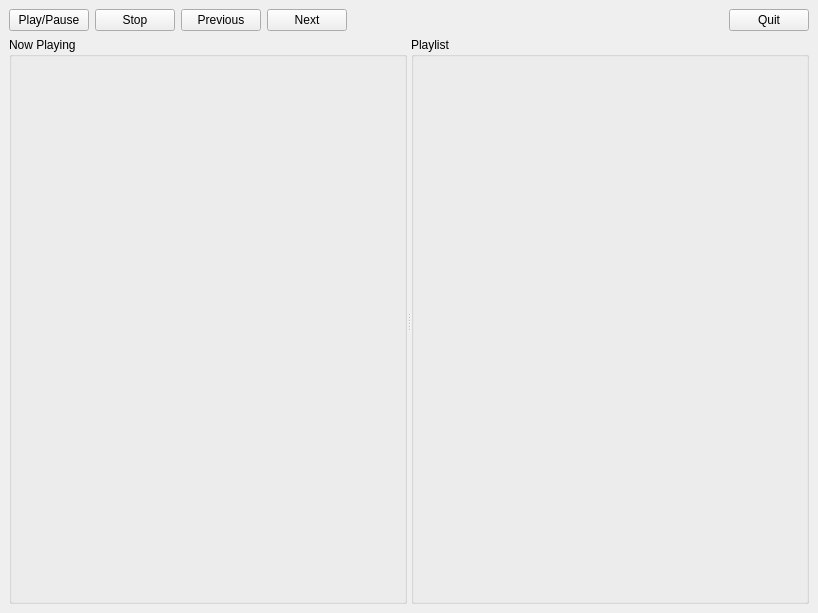
Old version of the form src/ui/main.ui in the repository vanzin/folderme.
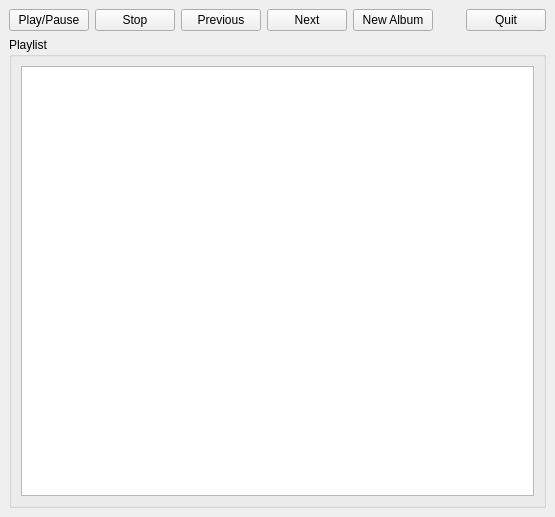
New version of the form.

Commit message: Add simple randomization and playlist events, connect UI buttons.

The edit to the form file:
```diff
--- a/src/ui/main.ui
+++ b/src/ui/main.ui
@@ -9,8 +9,8 @@
    <rect>
     <x>0</x>
     <y>0</y>
-    <width>818</width>
-    <height>613</height>
+    <width>555</width>
+    <height>517</height>
    </rect>
   </property>
   <property name="windowTitle">
@@ -51,6 +51,19 @@
         </property>
        </widget>
       </item>
+      <item>
+       <widget class="QPushButton" name="newAlbum">
+        <property name="focusPolicy">
+         <enum>Qt::TabFocus</enum>
+        </property>
+        <property name="text">
+         <string>New Album</string>
+        </property>
+        <property name="flat">
+         <bool>false</bool>
+        </property>
+       </widget>
+      </item>
       <item>
        <spacer name="horizontalSpacer">
         <property name="orientation">
@@ -78,15 +91,15 @@
       <property name="orientation">
        <enum>Qt::Horizontal</enum>
       </property>
-      <widget class="QGroupBox" name="nowPlaying">
-       <property name="title">
-        <string>Now Playing</string>
-       </property>
-      </widget>
-      <widget class="QGroupBox" name="playlist">
+      <widget class="QGroupBox" name="playlistGrp">
        <property name="title">
         <string>Playlist</string>
        </property>
+       <layout class="QHBoxLayout" name="horizontalLayout_2">
+        <item>
+         <widget class="QListView" name="playlistUI"/>
+        </item>
+       </layout>
       </widget>
      </widget>
     </item>
```
Left out of the diff: 18 changed lines with no effect on the pictures. The commit also changes 5 other files.
